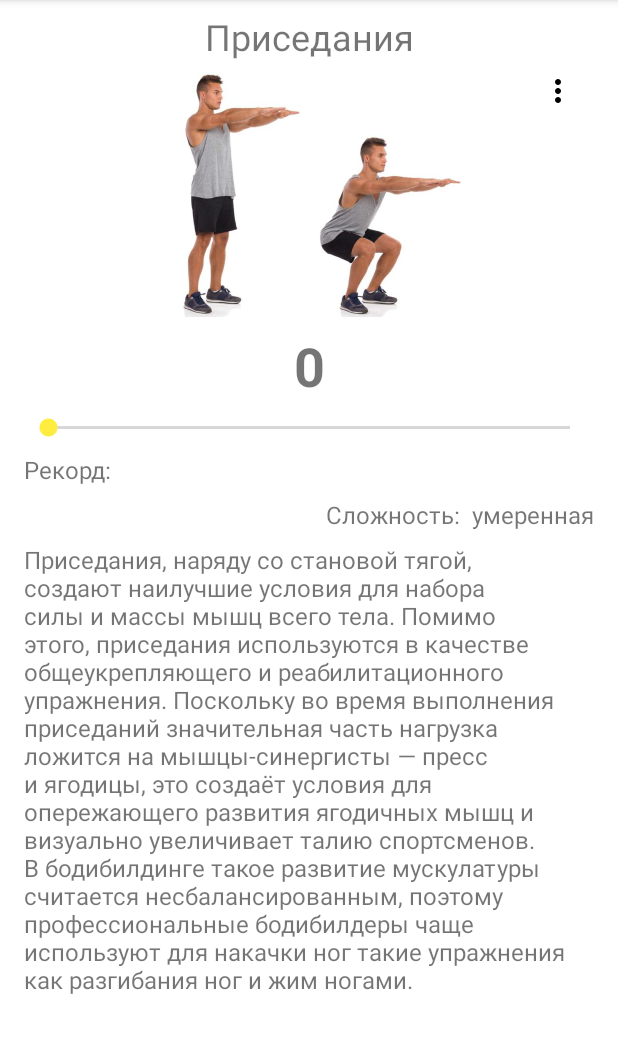
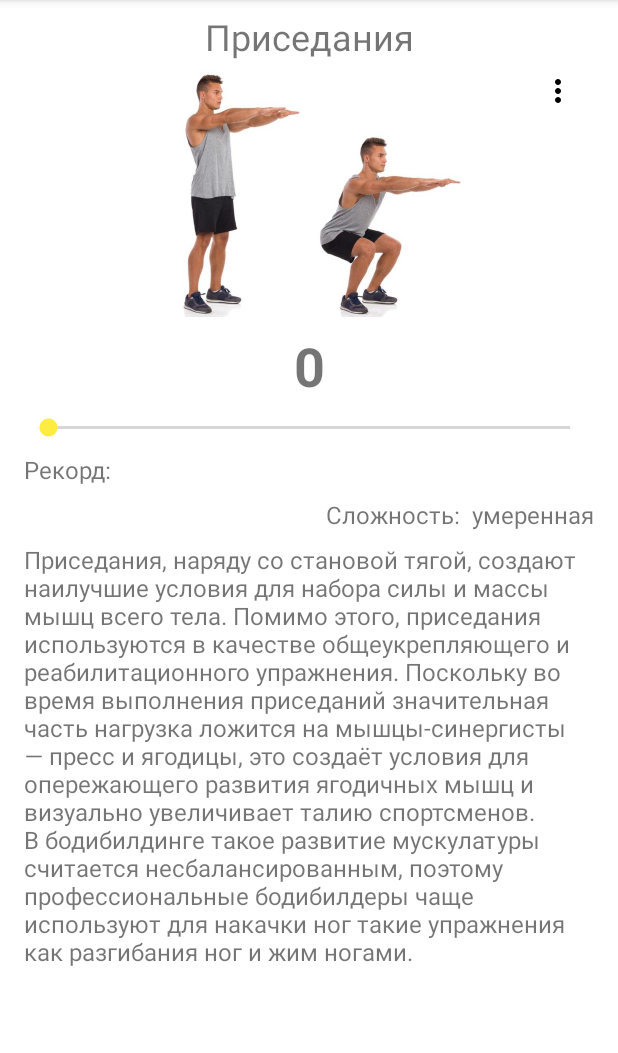
Before and after one commit to AlexPichGH/JulyWorkout, an Android app: the screen it shows after launch (WorkoutDetailActivity), after a tap on "ПРИСЕДАНИЯ", on a phone screen of 412 x 824 dp, the part 84-1137 px from its top. Run offline under Robolectric (Android 15) with nearby library versions, the phone set to English and light mode, and no system bars.

Commit message:
добавил стили и величины в соответствии с Material Design

```diff
--- a/app/src/main/res/layout/activity_main.xml
+++ b/app/src/main/res/layout/activity_main.xml
@@ -3,8 +3,8 @@
     xmlns:tools="http://schemas.android.com/tools"
     android:layout_width="match_parent"
     android:layout_height="wrap_content"
-    android:layout_marginLeft="16dp"
-    android:layout_marginRight="16dp">
+    android:layout_marginLeft="@dimen/layout_margin_16dp"
+    android:layout_marginRight="@dimen/layout_margin_16dp">
 
     <LinearLayout
         android:layout_width="match_parent"
@@ -12,14 +12,13 @@
         android:orientation="vertical"
         tools:context=".WorkoutDetailActivity">
 
-
         <TextView
             android:id="@+id/workout_detail_title"
             android:layout_width="match_parent"
             android:layout_height="wrap_content"
-            android:layout_marginTop="8dp"
+            android:layout_marginTop="@dimen/layout_margin_8dp"
             android:textAlignment="center"
-            android:textSize="24sp"
+            android:textSize="@dimen/text_medium_headline"
             tools:text="Название упражнения" />
 
         <FrameLayout
@@ -37,10 +36,10 @@
                 android:id="@+id/workout_detail_popup_menu"
                 android:layout_width="wrap_content"
                 android:layout_height="wrap_content"
-                android:layout_gravity="right"
-                android:layout_marginEnd="12dp"
-                android:layout_marginRight="12dp"
-                android:layout_marginTop="8dp"
+                android:layout_gravity="end"
+                android:layout_marginEnd="@dimen/layout_margin_12dp"
+                android:layout_marginRight="@dimen/layout_margin_12dp"
+                android:layout_marginTop="@dimen/layout_margin_8dp"
                 android:contentDescription="@string/todo"
                 android:src="@drawable/ic_more_vert_black_24dp" />
         </FrameLayout>
@@ -49,79 +48,71 @@
             android:id="@+id/workout_detail_repeats_count"
             android:layout_width="match_parent"
             android:layout_height="wrap_content"
-            android:layout_marginTop="8dp"
-            android:text="0"
+            android:layout_marginTop="@dimen/layout_margin_8dp"
+            android:text="@string/num_null"
             android:textAlignment="center"
-            android:textSize="36sp"
+            android:textSize="@dimen/text_big_headline"
             android:textStyle="bold" />
 
         <SeekBar
             android:id="@+id/workout_detail_seek_bar"
             android:layout_width="match_parent"
             android:layout_height="wrap_content"
-            android:layout_marginTop="8dp"
+            android:layout_marginTop="@dimen/layout_margin_8dp"
             android:max="200"
             android:min="0" />
 
         <LinearLayout
             android:layout_width="match_parent"
             android:layout_height="wrap_content"
-            android:layout_marginTop="8dp"
+            android:layout_marginTop="@dimen/layout_margin_8dp"
             android:orientation="horizontal">
 
             <TextView
+                style="@style/WorkoutDetailTextView"
                 android:layout_width="wrap_content"
                 android:layout_height="wrap_content"
-                android:layout_marginEnd="8dp"
-                android:layout_marginRight="8dp"
-                android:text="@string/record"
-                android:textSize="16sp" />
+                android:text="@string/record" />
 
             <TextView
                 android:id="@+id/workout_detail_record"
+                style="@style/WorkoutDetailTextView"
                 android:layout_width="wrap_content"
-                android:layout_height="wrap_content"
-                android:layout_marginEnd="8dp"
-                android:layout_marginRight="8dp"
-                android:textSize="16sp" />
+                android:layout_height="wrap_content" />
 
             <TextView
                 android:id="@+id/workout_detail_current_date_time"
                 android:layout_width="wrap_content"
                 android:layout_height="wrap_content"
-                android:textSize="16sp" />
+                android:textSize="@dimen/text_high_medium_font" />
         </LinearLayout>
 
         <LinearLayout
             android:layout_width="match_parent"
             android:layout_height="wrap_content"
-            android:layout_marginTop="8dp"
+            android:layout_marginTop="@dimen/layout_margin_8dp"
             android:gravity="end"
             android:orientation="horizontal">
 
             <TextView
+                style="@style/WorkoutDetailTextView"
                 android:layout_width="wrap_content"
                 android:layout_height="wrap_content"
-                android:layout_marginEnd="8dp"
-                android:layout_marginRight="8dp"
-                android:text="@string/difficult"
-                android:textSize="16sp" />
+                android:text="@string/difficult" />
 
             <TextView
                 android:id="@+id/workout_detail_difficult"
                 android:layout_width="wrap_content"
                 android:layout_height="wrap_content"
-                android:textSize="16sp"
+                android:textSize="@dimen/text_high_medium_font"
                 tools:text="@string/difficult_easy" />
         </LinearLayout>
 
         <TextView
             android:id="@+id/workout_detail_description"
+            style="@style/WorkoutDetailTextView"
             android:layout_width="match_parent"
             android:layout_height="match_parent"
-            android:layout_marginEnd="16dp"
-            android:layout_marginRight="8dp"
-            android:layout_marginTop="8dp"
-            android:textSize="16sp" />
+            android:layout_marginTop="@dimen/layout_margin_8dp" />
     </LinearLayout>
 </ScrollView>
```
